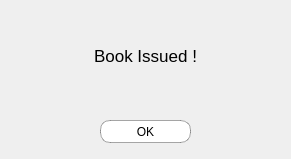
Qt form res/dialog.ui (ghss-vazhakkad/Library-Management-System) before a commit.
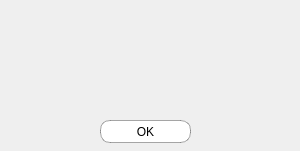
The same form after that commit.

Patch:
```diff
--- a/res/dialog.ui
+++ b/res/dialog.ui
@@ -6,8 +6,8 @@
    <rect>
     <x>0</x>
     <y>0</y>
-    <width>291</width>
-    <height>159</height>
+    <width>300</width>
+    <height>151</height>
    </rect>
   </property>
   <property name="windowTitle">
@@ -40,21 +40,24 @@
   <widget class="QLabel" name="message">
    <property name="geometry">
     <rect>
-     <x>20</x>
+     <x>10</x>
      <y>10</y>
-     <width>251</width>
+     <width>281</width>
      <height>91</height>
     </rect>
    </property>
    <property name="styleSheet">
-    <string notr="true">font-size:13pt;</string>
+    <string notr="true">font-size:11pt;</string>
    </property>
    <property name="text">
-    <string>Book Issued !</string>
+    <string/>
    </property>
    <property name="alignment">
     <set>Qt::AlignCenter</set>
    </property>
+   <property name="wordWrap">
+    <bool>true</bool>
+   </property>
   </widget>
  </widget>
  <resources/>
```
